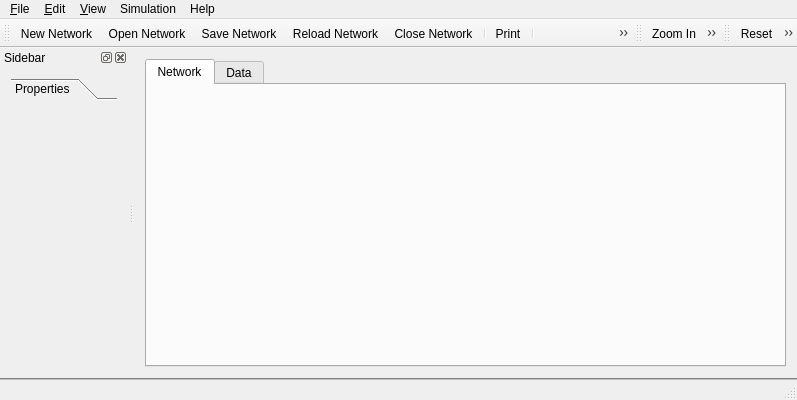
Old version of the form src/neurogui/mainwindow.ui in the repository chalcolith/neurolab.
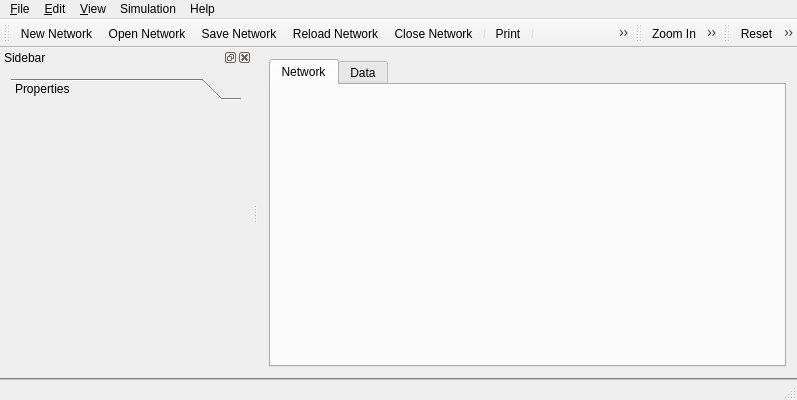
New version of the form. Icons and pictures are not drawn.

Commit message: more work on grid items

Diff of the .ui file:
```diff
--- a/src/neurogui/mainwindow.ui
+++ b/src/neurogui/mainwindow.ui
@@ -172,8 +172,8 @@
   <widget class="QDockWidget" name="sidebarDockWidget">
    <property name="minimumSize">
     <size>
-     <width>128</width>
-     <height>153</height>
+     <width>250</width>
+     <height>122</height>
     </size>
    </property>
    <property name="windowTitle">
@@ -183,6 +183,12 @@
     <number>1</number>
    </attribute>
    <widget class="QWidget" name="sidebarContents">
+    <property name="minimumSize">
+     <size>
+      <width>240</width>
+      <height>100</height>
+     </size>
+    </property>
     <layout class="QVBoxLayout" name="verticalLayout">
      <item>
       <widget class="QToolBox" name="sidebarToolbox">
@@ -192,6 +198,12 @@
          <verstretch>0</verstretch>
         </sizepolicy>
        </property>
+       <property name="minimumSize">
+        <size>
+         <width>230</width>
+         <height>100</height>
+        </size>
+       </property>
        <property name="currentIndex">
         <number>0</number>
        </property>
@@ -200,10 +212,16 @@
          <rect>
           <x>0</x>
           <y>0</y>
-          <width>110</width>
+          <width>232</width>
           <height>258</height>
          </rect>
         </property>
+        <property name="minimumSize">
+         <size>
+          <width>220</width>
+          <height>100</height>
+         </size>
+        </property>
         <attribute name="label">
          <string>Properties</string>
         </attribute>
```
Left out of the diff: 10 changed lines with no effect on the pictures. The commit also changes 2 other files.
